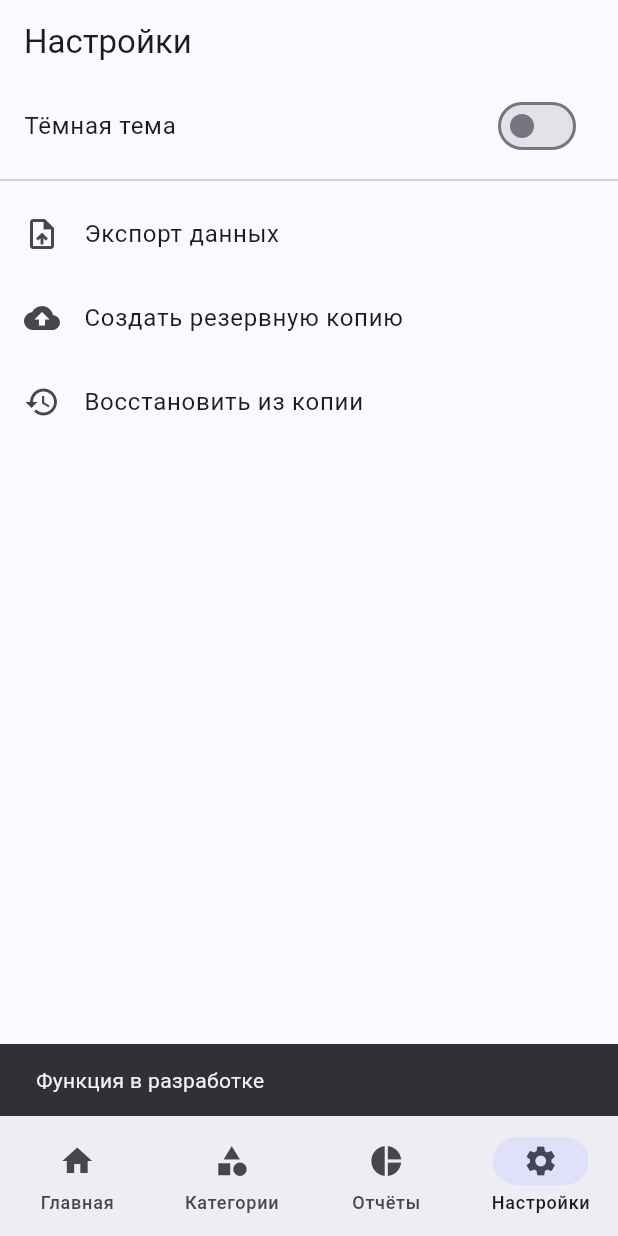
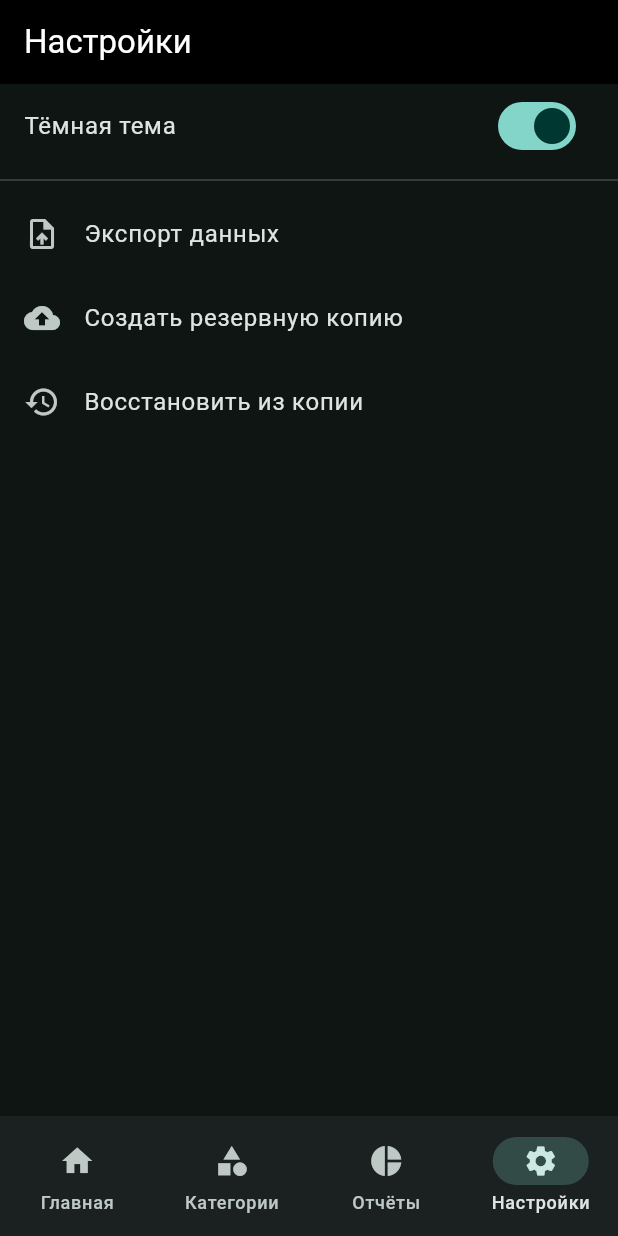
Before and after one commit to Dev-saint/FinliteApp, a Flutter app: the screen it shows after launch, item 4 of the bottom bar chosen, after a tap on "Тёмная тема", on a phone screen of 412 x 824 dp. Run offline on Flutter 3.47's test engine with Material 3 defaults, Android fonts, the phone set to English and light mode, and no system bars.

Commit message:
Implement light/dark theme toggle and color scheme

```diff
--- a/lib/main.dart
+++ b/lib/main.dart
@@ -1,11 +1,19 @@
 import 'package:flutter/material.dart';
+import 'package:provider/provider.dart';
 import 'screens/home_screen.dart';
 import 'screens/categories_screen.dart';
 import 'screens/reports_screen.dart';
 import 'screens/settings_screen.dart';
+import 'theme/theme_provider.dart';
+import 'theme/app_themes.dart';
 
 void main() {
-  runApp(const FinliteApp());
+  runApp(
+    ChangeNotifierProvider(
+      create: (_) => ThemeProvider(),
+      child: const FinliteApp(),
+    ),
+  );
 }
 
 class FinliteApp extends StatelessWidget {
@@ -13,12 +21,13 @@ class FinliteApp extends StatelessWidget {
 
   @override
   Widget build(BuildContext context) {
+    final themeProvider = Provider.of<ThemeProvider>(context);
+
     return MaterialApp(
       title: 'Finlite',
-      theme: ThemeData(
-        colorScheme: ColorScheme.fromSeed(seedColor: Colors.indigo),
-        useMaterial3: true,
-      ),
+      theme: lightTheme,
+      darkTheme: darkTheme,
+      themeMode: themeProvider.currentTheme,
       home: const MainNavigation(),
     );
   }
--- a/lib/screens/settings_screen.dart
+++ b/lib/screens/settings_screen.dart
@@ -1,11 +1,13 @@
 import 'package:flutter/material.dart';
+import 'package:provider/provider.dart';
+import '../theme/theme_provider.dart';
 
 class SettingsScreen extends StatelessWidget {
   const SettingsScreen({super.key});
 
   @override
   Widget build(BuildContext context) {
-    bool isDarkTheme = false; // пока не подключено
+    final themeProvider = Provider.of<ThemeProvider>(context);
 
     return Scaffold(
       appBar: AppBar(title: const Text('Настройки')),
@@ -13,20 +15,14 @@ class SettingsScreen extends StatelessWidget {
         children: [
           SwitchListTile(
             title: const Text('Тёмная тема'),
-            value: isDarkTheme,
-            onChanged: (_) {
-              // TODO: переключение темы
-              ScaffoldMessenger.of(context).showSnackBar(
-                const SnackBar(content: Text('Функция в разработке')),
-              );
-            },
+            value: themeProvider.isDark,
+            onChanged: (value) => themeProvider.toggleTheme(value),
           ),
           const Divider(),
           ListTile(
             leading: const Icon(Icons.upload_file),
             title: const Text('Экспорт данных'),
             onTap: () {
-              // TODO: экспорт
               ScaffoldMessenger.of(context).showSnackBar(
                 const SnackBar(content: Text('Экспорт ещё не реализован')),
               );
@@ -36,7 +32,6 @@ class SettingsScreen extends StatelessWidget {
             leading: const Icon(Icons.backup),
             title: const Text('Создать резервную копию'),
             onTap: () {
-              // TODO: резервное копирование
               ScaffoldMessenger.of(context).showSnackBar(
                 const SnackBar(content: Text('Копирование ещё не реализовано')),
               );
@@ -46,7 +41,6 @@ class SettingsScreen extends StatelessWidget {
             leading: const Icon(Icons.restore),
             title: const Text('Восстановить из копии'),
             onTap: () {
-              // TODO: восстановление
               ScaffoldMessenger.of(context).showSnackBar(
                 const SnackBar(content: Text('Восстановление ещё не реализовано')),
               );
--- /dev/null
+++ b/lib/theme/app_themes.dart
@@ -0,0 +1,27 @@
+import 'package:flutter/material.dart';
+
+final ThemeData lightTheme = ThemeData(
+  brightness: Brightness.light,
+  useMaterial3: true,
+  colorScheme: ColorScheme.fromSeed(
+    seedColor: Colors.indigo,
+    brightness: Brightness.light,
+  ),
+  appBarTheme: const AppBarTheme(
+    backgroundColor: Colors.white,
+    foregroundColor: Colors.black87,
+  ),
+);
+
+final ThemeData darkTheme = ThemeData(
+  brightness: Brightness.dark,
+  useMaterial3: true,
+  colorScheme: ColorScheme.fromSeed(
+    seedColor: Colors.teal,
+    brightness: Brightness.dark,
+  ),
+  appBarTheme: const AppBarTheme(
+    backgroundColor: Colors.black,
+    foregroundColor: Colors.white,
+  ),
+);
--- /dev/null
+++ b/lib/theme/theme_provider.dart
@@ -0,0 +1,14 @@
+import 'package:flutter/material.dart';
+
+class ThemeProvider with ChangeNotifier {
+  bool _isDark = false;
+
+  bool get isDark => _isDark;
+
+  ThemeMode get currentTheme => _isDark ? ThemeMode.dark : ThemeMode.light;
+
+  void toggleTheme(bool value) {
+    _isDark = value;
+    notifyListeners();
+  }
+}
--- a/pubspec.yaml
+++ b/pubspec.yaml
@@ -34,6 +34,7 @@ dependencies:
   # The following adds the Cupertino Icons font to your application.
   # Use with the CupertinoIcons class for iOS style icons.
   cupertino_icons: ^1.0.8
+  provider: ^6.1.5
 
 dev_dependencies:
   flutter_test:
```
Also changed, not shown: pubspec.lock.
